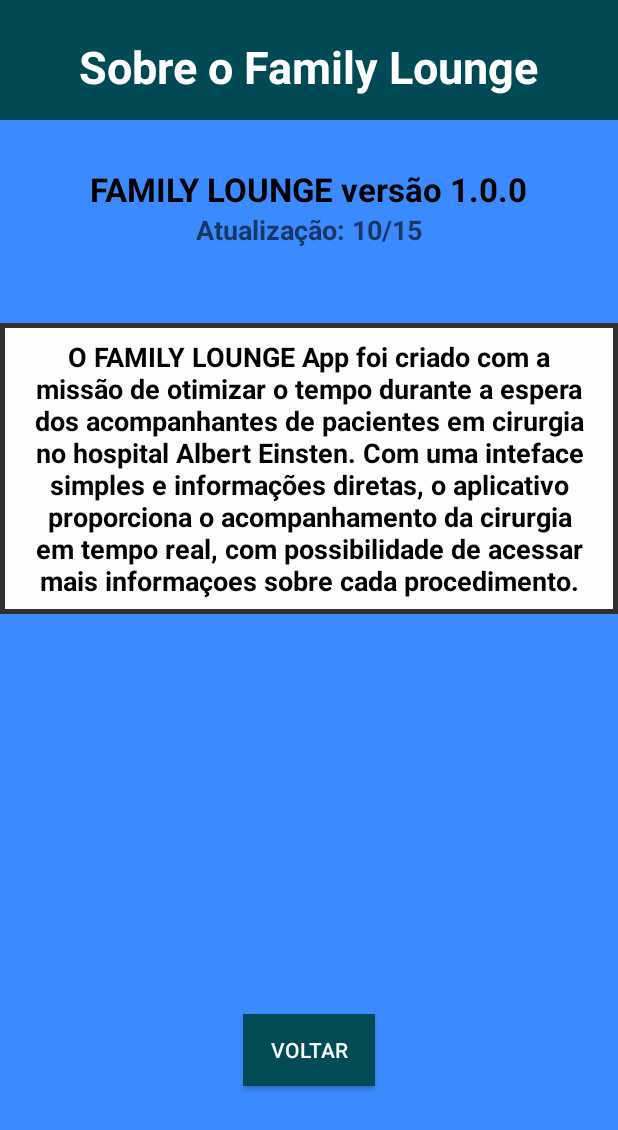
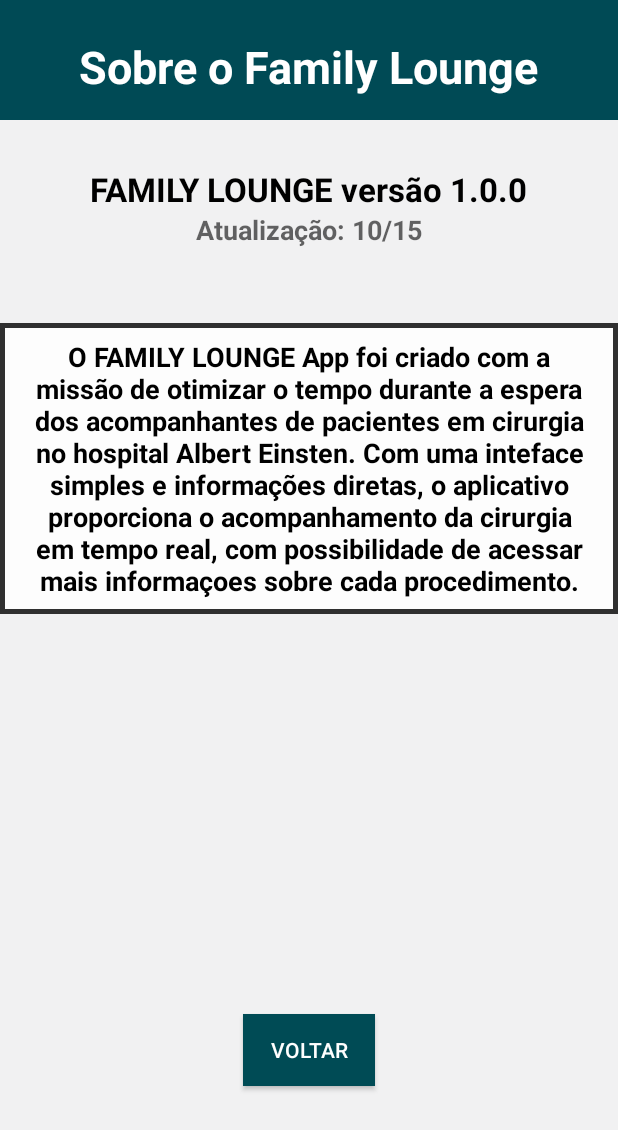
Before and after one commit to LucasMatBorges/FamilyLounge, an Android app: the InfoActivity screen opened directly, with no data from a screen before it, on a phone screen of 412 x 824 dp. Shown: the top 1130 px of the screen. Run offline under Robolectric (Android 15) with nearby library versions, the phone set to English and light mode, and no system bars.

Commit message:
Mudando a cor da Info Screen

```diff
--- a/app/src/main/res/values/colors.xml
+++ b/app/src/main/res/values/colors.xml
@@ -9,6 +9,6 @@
     <color name="colorIcons">#FFFFFF</color>
     <color name="colorWhite">#FFFFFF</color>
     <color name="colorDivider">#B6B6B6</color>
-    <color name="branco">#3c8aff</color>
+    <color name="branco">#f1f1f2</color>
 
 </resources>
```
